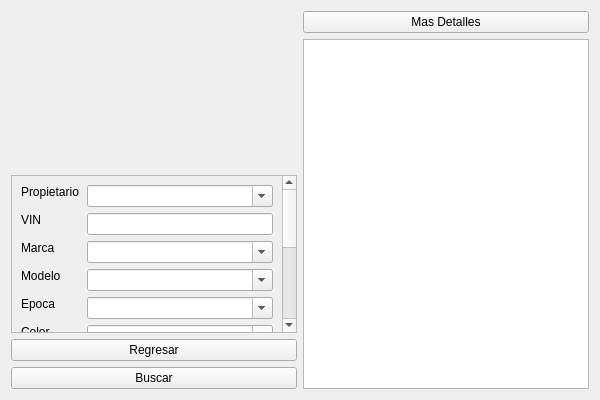
This is ui/datatablewidget.ui in Abysmal683/proyecto-inventario-de-autos as Qt 5 draws it before an edit. The edited form follows.
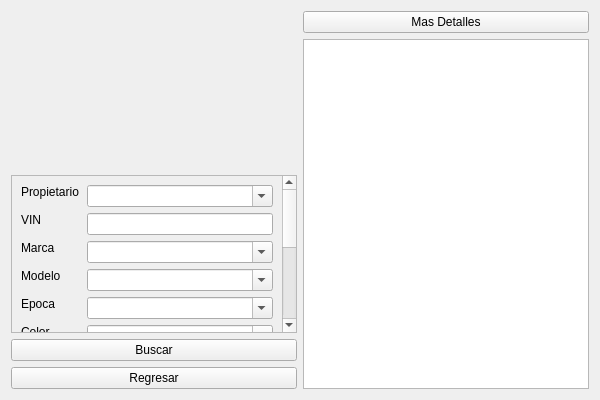
This is the edited form. Icons and pictures are not drawn.

The edit to the form file:
```diff
--- a/ui/datatablewidget.ui
+++ b/ui/datatablewidget.ui
@@ -25,11 +25,17 @@
      <item alignment="Qt::AlignmentFlag::AlignTop">
       <widget class="QLabel" name="imagenLogo">
        <property name="sizePolicy">
-        <sizepolicy hsizetype="Preferred" vsizetype="Preferred">
+        <sizepolicy hsizetype="Expanding" vsizetype="Expanding">
          <horstretch>0</horstretch>
          <verstretch>0</verstretch>
         </sizepolicy>
        </property>
+       <property name="minimumSize">
+        <size>
+         <width>150</width>
+         <height>150</height>
+        </size>
+       </property>
        <property name="maximumSize">
         <size>
          <width>250</width>
@@ -445,13 +451,6 @@
        </item>
       </layout>
      </item>
-     <item>
-      <widget class="QPushButton" name="pushButtonRegresar">
-       <property name="text">
-        <string>Regresar</string>
-       </property>
-      </widget>
-     </item>
      <item>
       <widget class="QPushButton" name="pushButtonBuscar">
        <property name="text">
@@ -459,6 +458,13 @@
        </property>
       </widget>
      </item>
+     <item>
+      <widget class="QPushButton" name="pushButtonRegresar">
+       <property name="text">
+        <string>Regresar</string>
+       </property>
+      </widget>
+     </item>
     </layout>
    </item>
    <item>
```
Left out of the diff: 2 changed lines with no effect on the pictures.
